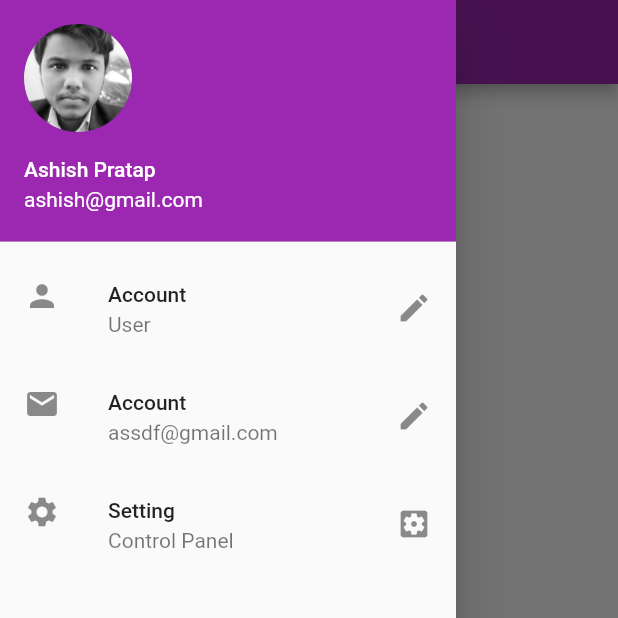
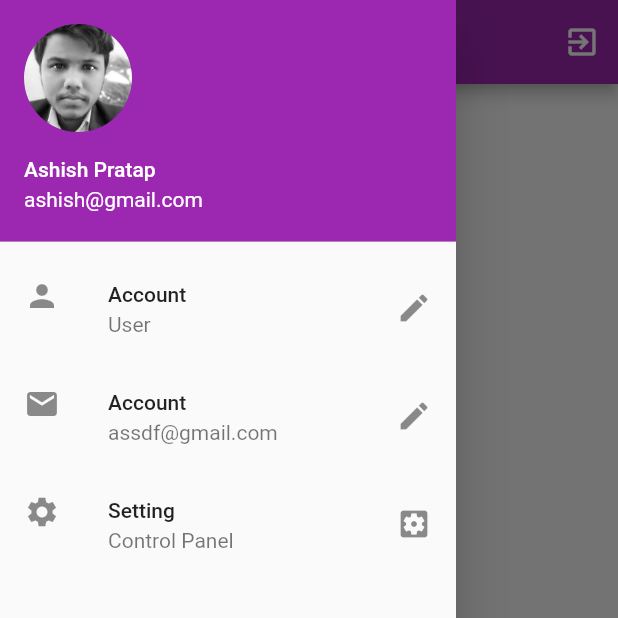
Before and after one commit to AP8953/Awsm_app, a Flutter app: the Homepage screen opened by its route, with the side drawer open, on a phone screen of 412 x 824 dp, the top half of it. Run offline on Flutter 3.47's test engine with Material 2 defaults, Android fonts, the phone set to English and light mode, and no system bars; our stand-ins replace shared_preferences; accounts and stored records are empty; network calls fail.

Commit message:
chapter4 completed

```diff
--- a/lib/pages/home.dart
+++ b/lib/pages/home.dart
@@ -32,6 +32,12 @@ class _HomepageState extends State<Homepage> {
     return Scaffold(
       appBar: AppBar(
         title: Text("Awsm_app"),
+        actions: [
+          IconButton(
+            icon: Icon(Icons.exit_to_app),
+            onPressed: () {},
+          )
+        ],
       ),
       body: Padding(
         padding: const EdgeInsets.all(8.0),
--- a/lib/pages/login.dart
+++ b/lib/pages/login.dart
@@ -1,5 +1,6 @@
 import 'package:application/image.dart';
 import 'package:application/pages/home.dart';
+import 'package:application/util/constants.dart';
 import 'package:flutter/material.dart';
 
 class login extends StatefulWidget {
@@ -54,7 +55,8 @@ class _loginState extends State<login> {
                         ),
                         RaisedButton(
                           onPressed: () {
-                            Navigator.pushNamed(context, "/home");
+                            Constants.prefs.setBool("LoggedIn", true);
+                            Navigator.pushReplacementNamed(context, "/home");
                           },
                           child: Text("Sign In"),
                           color: Colors.redAccent,
--- /dev/null
+++ b/lib/util/constants.dart
@@ -0,0 +1,5 @@
+import 'package:shared_preferences/shared_preferences.dart';
+
+class Constants {
+  static SharedPreferences prefs;
+}
--- a/pubspec.yaml
+++ b/pubspec.yaml
@@ -29,6 +29,7 @@ dependencies:
   # Use with the CupertinoIcons class for iOS style icons.
   cupertino_icons: ^0.1.3
   http: ^0.12.2
+  shared_preferences: ^0.5.8
 
 dev_dependencies:
   flutter_test:
```
Also changed, not shown: lib/main.dart (+7 -2 lines), pubspec.lock.
